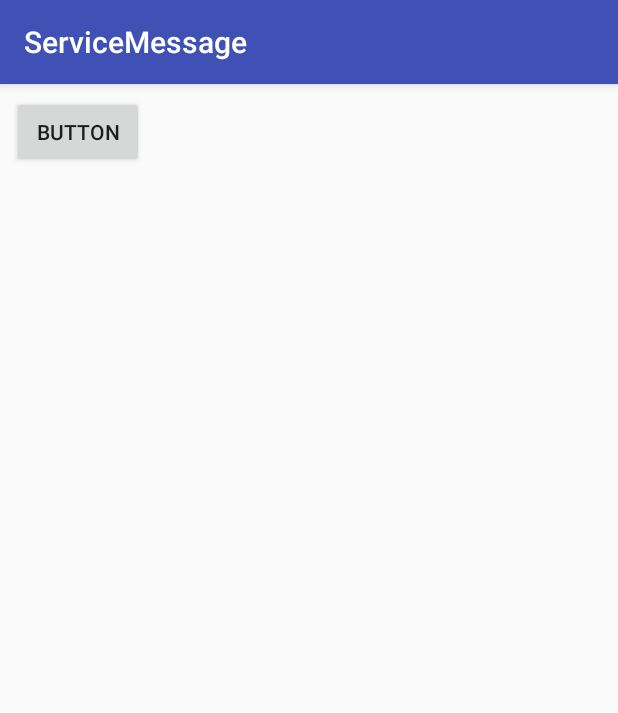
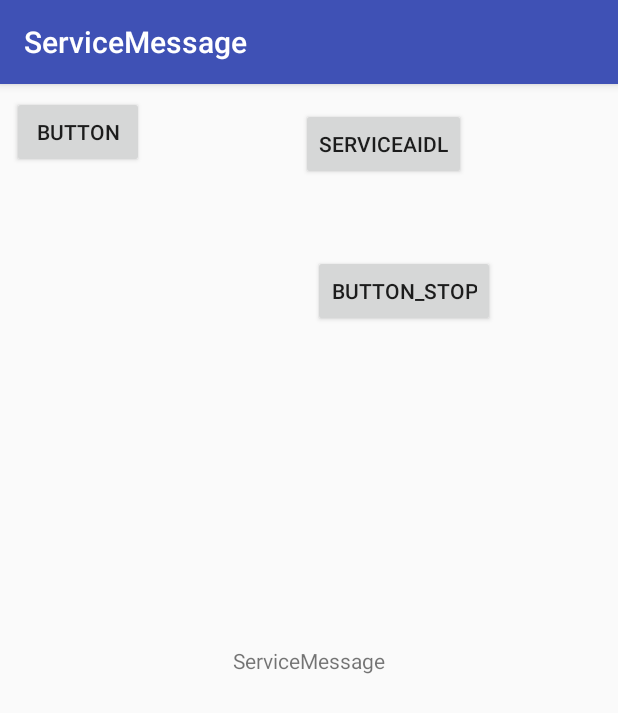
Before and after one commit to HanteIsHante/ServiceMessage, an Android app: the screen it shows after launch (MainActivity), on a phone screen of 412 x 824 dp. Shown: the top 713 px of the screen. Run offline under Robolectric (Android 15) with nearby library versions, the phone set to English and light mode, and no system bars; 4 statements that could not run were skipped.

Commit message:
模拟 远程service 中 开启多个线程 执行Callback

```diff
--- a/app/src/main/java/com/example/service/servicemessage/MainActivity.java
+++ b/app/src/main/java/com/example/service/servicemessage/MainActivity.java
@@ -20,6 +20,7 @@ import com.example.service.iservice.MyIService;
 
 import java.util.ArrayList;
 import java.util.List;
+import java.util.TimerTask;
 
 public class MainActivity extends AppCompatActivity implements View.OnClickListener {
 
@@ -28,13 +29,15 @@ public class MainActivity extends AppCompatActivity implements View.OnClickListe
     private IService_AIDL iService_aidl;
     private TextView show_text;
     private Button button;
+    private Button button_AIDL;
+    private Button button_stop;
 
     @Override
     protected void onCreate (Bundle savedInstanceState) {
         super.onCreate(savedInstanceState);
         setContentView(R.layout.activity_main);
+        initView();
         bindRemoteService();
-        initView();
     }
 
 
@@ -50,14 +53,25 @@ public class MainActivity extends AppCompatActivity implements View.OnClickListe
     //  接收 远程端发送信息
     private IService_CallBack.Stub mCallBack = new IService_CallBack.Stub() {
         @Override
-        public void onSuccess (String message) throws RemoteException {
+        public void onSuccess (final String message) throws RemoteException {
             Log.d(TAG, "onSuccess: " + message);
-            show_text.setText(message);
+            runOnUiThread(new TimerTask() {
+                @Override
+                public void run () {
+                    show_text.setText(message);
+                }
+            });
         }
 
         @Override
-        public void onFailed (int code, String meg) throws RemoteException {
-
+        public void onFailed (int code, final String meg) throws RemoteException {
+            Log.d(TAG, "onFailed: " + code + " ; " + meg);
+            runOnUiThread(new TimerTask() {
+                @Override
+                public void run () {
+                    show_text.setText(meg);
+                }
+            });
         }
     };
 
@@ -73,9 +87,6 @@ public class MainActivity extends AppCompatActivity implements View.OnClickListe
                 for(Book book : mBooks) {
                     Log.d(TAG, "onServiceConnected: result 结果" + result + " | "
                             + book.toString());
-                }
-                for(int i = 0; i < 20; i++) {
-                    iService_aidl.start("清明时节雨纷纷", 66666);
                 }
             } catch(RemoteException e) {
                 e.printStackTrace();
@@ -99,6 +110,10 @@ public class MainActivity extends AppCompatActivity implements View.OnClickListe
         show_text = (TextView) findViewById(R.id.show_text);
         button = (Button) findViewById(R.id.button);
         button.setOnClickListener(this);
+        button_AIDL = (Button) findViewById(R.id.button_AIDL);
+        button_AIDL.setOnClickListener(this);
+        button_stop = (Button) findViewById(R.id.button_stop);
+        button_stop.setOnClickListener(this);
     }
 
     @Override
@@ -114,6 +129,23 @@ public class MainActivity extends AppCompatActivity implements View.OnClickListe
                 Intent intent = new Intent(this, MessengerServiceActivity.class);
                 startActivity(intent);
                 break;
+            case R.id.button_AIDL:
+                if(iService_aidl == null) {
+                    return;
+                }
+                new Thread(new Runnable() {
+                    @Override
+                    public void run () {
+                        try {
+                            iService_aidl.start("清明时节雨纷纷", 66666);
+                        } catch(RemoteException e) {
+                            e.printStackTrace();
+                        }
+                    }
+                }).start();
+                break;
+            case R.id.button_stop:
+                break;
         }
     }
 }
--- a/app/src/main/res/layout/activity_main.xml
+++ b/app/src/main/res/layout/activity_main.xml
@@ -15,6 +15,7 @@
         app:layout_constraintBottom_toBottomOf="parent"
         app:layout_constraintLeft_toLeftOf="parent"
         app:layout_constraintRight_toRightOf="parent"
+        android:text="@string/app_name"
         app:layout_constraintTop_toTopOf="parent"/>
 
     <Button
@@ -28,4 +29,32 @@
         app:layout_constraintLeft_toLeftOf="parent"
         tools:ignore="HardcodedText,RtlHardcoded"/>
 
+    <Button
+        android:id="@+id/button_AIDL"
+        android:layout_width="wrap_content"
+        android:layout_height="wrap_content"
+        android:text="ServiceAIDL"
+        tools:ignore="HardcodedText,MissingConstraints"
+        app:layout_constraintLeft_toRightOf="@+id/button"
+        android:layout_marginLeft="8dp"
+        android:layout_marginRight="8dp"
+        app:layout_constraintRight_toRightOf="parent"
+        app:layout_constraintTop_toTopOf="parent"
+        android:layout_marginTop="16dp"
+        app:layout_constraintHorizontal_bias="0.509"/>
+
+    <Button
+        android:id="@+id/button_stop"
+        android:layout_width="wrap_content"
+        android:layout_height="0dp"
+        android:layout_marginLeft="8dp"
+        android:layout_marginRight="8dp"
+        android:layout_marginTop="50dp"
+        android:text="Button_Stop"
+        app:layout_constraintHorizontal_bias="0.0"
+        app:layout_constraintLeft_toLeftOf="@+id/button_AIDL"
+        app:layout_constraintRight_toRightOf="parent"
+        app:layout_constraintTop_toBottomOf="@+id/button_AIDL"
+        tools:ignore="HardcodedText"/>
+
 </android.support.constraint.ConstraintLayout>
```
Also changed, not shown: iservice/src/main/java/com/example/service/iservice/IService.java (+27 -2 lines).
